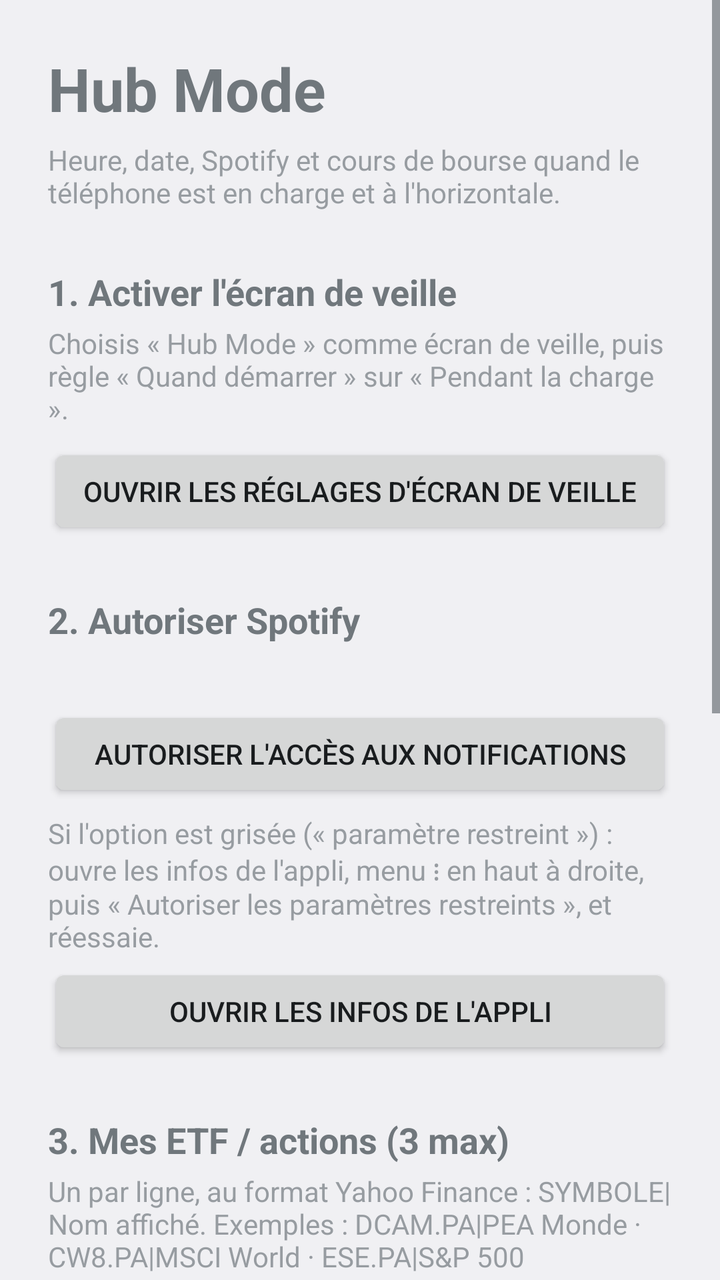
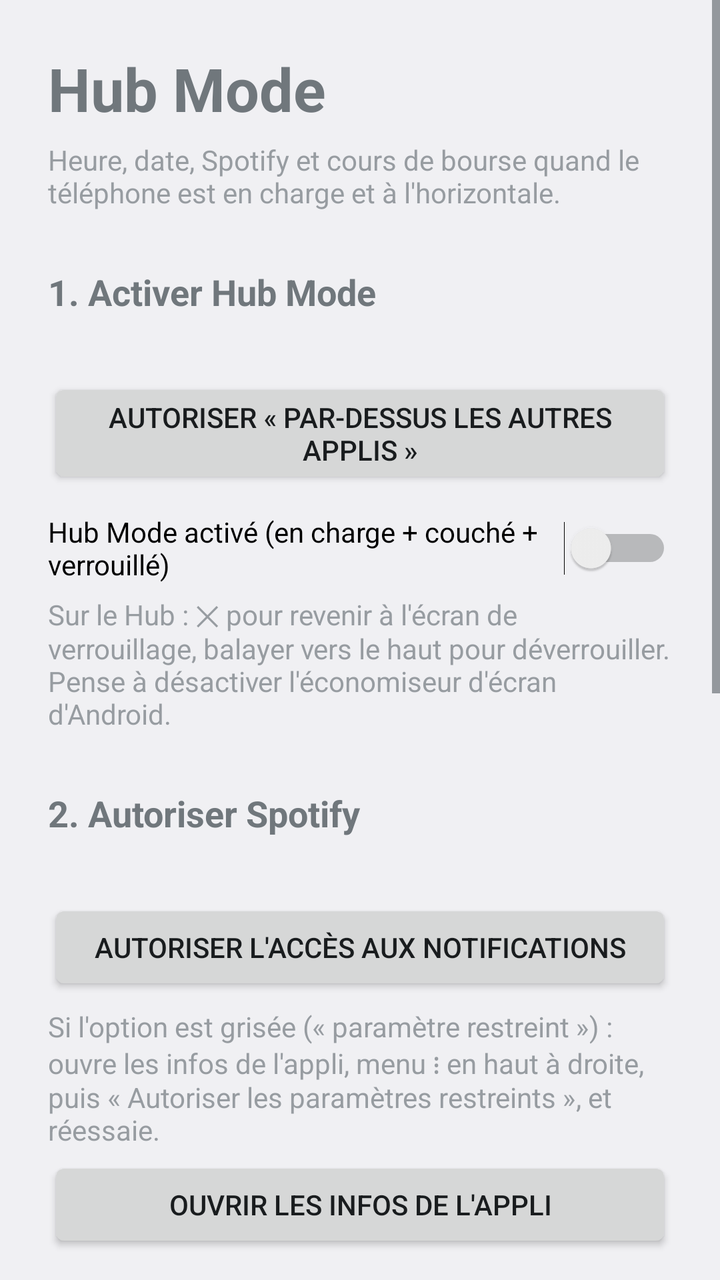

Before-and-after screenshots of an Android layout around one commit, followed by the original layout XML and the change that was made.
<!-- AndroidManifest.xml: application theme android:Theme.DeviceDefault.DayNight -->
<!-- res/layout/activity_main.xml -->
<?xml version="1.0" encoding="utf-8"?>
<ScrollView xmlns:android="http://schemas.android.com/apk/res/android"
    android:layout_width="match_parent"
    android:layout_height="match_parent"
    android:fitsSystemWindows="true">

    <LinearLayout
        android:layout_width="match_parent"
        android:layout_height="wrap_content"
        android:orientation="vertical"
        android:padding="24dp">

        <TextView
            android:layout_width="wrap_content"
            android:layout_height="wrap_content"
            android:text="Hub Mode"
            android:textSize="30sp"
            android:textStyle="bold" />

        <TextView
            android:layout_width="match_parent"
            android:layout_height="wrap_content"
            android:layout_marginTop="6dp"
            android:alpha="0.7"
            android:text="Heure, date, Spotify et cours de bourse quand le téléphone est en charge et à l'horizontale." />

        
        <TextView
            style="@style/Section"
            android:text="1. Activer l'écran de veille" />

        <TextView
            android:layout_width="match_parent"
            android:layout_height="wrap_content"
            android:alpha="0.7"
            android:text="Choisis « Hub Mode » comme écran de veille, puis règle « Quand démarrer » sur « Pendant la charge »." />

        <Button
            android:id="@+id/btn_dream"
            android:layout_width="match_parent"
            android:layout_height="wrap_content"
            android:layout_marginTop="8dp"
            android:text="Ouvrir les réglages d'écran de veille" />

        
        <TextView
            style="@style/Section"
            android:text="2. Autoriser Spotify" />

        <TextView
            android:id="@+id/media_status"
            android:layout_width="match_parent"
            android:layout_height="wrap_content" />

        <Button
            android:id="@+id/btn_access"
            android:layout_width="match_parent"
            android:layout_height="wrap_content"
            android:layout_marginTop="8dp"
            android:text="Autoriser l'accès aux notifications" />

        <TextView
            android:layout_width="match_parent"
            android:layout_height="wrap_content"
            android:layout_marginTop="6dp"
            android:alpha="0.7"
            android:text="Si l'option est grisée (« paramètre restreint ») : ouvre les infos de l'appli, menu ⋮ en haut à droite, puis « Autoriser les paramètres restreints », et réessaie." />

        <Button
            android:id="@+id/btn_appinfo"
            android:layout_width="match_parent"
            android:layout_height="wrap_content"
            android:layout_marginTop="4dp"
            android:text="Ouvrir les infos de l'appli" />

        
        <TextView
            style="@style/Section"
            android:text="3. Mes ETF / actions (3 max)" />

        <TextView
            android:layout_width="match_parent"
            android:layout_height="wrap_content"
            android:alpha="0.7"
            android:text="Un par ligne, au format Yahoo Finance : SYMBOLE|Nom affiché. Exemples : DCAM.PA|PEA Monde · CW8.PA|MSCI World · ESE.PA|S&amp;P 500" />

        <EditText
            android:id="@+id/tickers"
            android:layout_width="match_parent"
            android:layout_height="wrap_content"
            android:layout_marginTop="8dp"
            android:gravity="top"
            android:inputType="textMultiLine|textNoSuggestions|textCapCharacters"
            android:minLines="3" />

        
        <TextView
            style="@style/Section"
            android:text="4. Options" />

        <Switch
            android:id="@+id/landscape_only"
            android:layout_width="match_parent"
            android:layout_height="wrap_content"
            android:text="Seulement quand le téléphone est à l'horizontale (sinon l'écran s'éteint normalement)" />

        <Switch
            android:id="@+id/night_dim"
            android:layout_width="match_parent"
            android:layout_height="wrap_content"
            android:layout_marginTop="12dp"
            android:text="Atténuer l'affichage la nuit (22h – 7h)" />

        <Button
            android:id="@+id/btn_save"
            android:layout_width="match_parent"
            android:layout_height="wrap_content"
            android:layout_marginTop="20dp"
            android:text="Enregistrer" />

        <Button
            android:id="@+id/btn_preview"
            android:layout_width="match_parent"
            android:layout_height="wrap_content"
            android:layout_marginTop="4dp"
            android:text="Aperçu" />

        <TextView
            style="@style/Section"
            android:text="5. Journal de diagnostic" />

        <Button
            android:id="@+id/btn_clear"
            android:layout_width="match_parent"
            android:layout_height="wrap_content"
            android:text="Effacer le journal" />

        <TextView
            android:id="@+id/journal"
            android:layout_width="match_parent"
            android:layout_height="wrap_content"
            android:layout_marginTop="8dp"
            android:fontFamily="monospace"
            android:textIsSelectable="true"
            android:textSize="12sp" />
    </LinearLayout>
</ScrollView>
<!-- resources referenced by this layout -->
<resources>
  <style name="Section">
          <item name="android:layout_width">match_parent</item>
          <item name="android:layout_height">wrap_content</item>
          <item name="android:layout_marginTop">28dp</item>
          <item name="android:layout_marginBottom">4dp</item>
          <item name="android:textSize">18sp</item>
          <item name="android:textStyle">bold</item>
      </style>
</resources>

<!-- the commit's change to res/layout/activity_main.xml (unified diff, before → after) -->
@@ -27,20 +27,33 @@
         
         <TextView
             style="@style/Section"
-            android:text="1. Activer l'écran de veille" />
+            android:text="1. Activer Hub Mode" />
+
+        <TextView
+            android:id="@+id/overlay_status"
+            android:layout_width="match_parent"
+            android:layout_height="wrap_content" />
+
+        <Button
+            android:id="@+id/btn_overlay"
+            android:layout_width="match_parent"
+            android:layout_height="wrap_content"
+            android:layout_marginTop="8dp"
+            android:text="Autoriser « par-dessus les autres applis »" />
+
+        <Switch
+            android:id="@+id/service_on"
+            android:layout_width="match_parent"
+            android:layout_height="wrap_content"
+            android:layout_marginTop="12dp"
+            android:text="Hub Mode activé (en charge + couché + verrouillé)" />
 
         <TextView
             android:layout_width="match_parent"
             android:layout_height="wrap_content"
+            android:layout_marginTop="6dp"
             android:alpha="0.7"
-            android:text="Choisis « Hub Mode » comme écran de veille, puis règle « Quand démarrer » sur « Pendant la charge »." />
-
-        <Button
-            android:id="@+id/btn_dream"
-            android:layout_width="match_parent"
-            android:layout_height="wrap_content"
-            android:layout_marginTop="8dp"
-            android:text="Ouvrir les réglages d'écran de veille" />
+            android:text="Sur le Hub : ✕ pour revenir à l'écran de verrouillage, balayer vers le haut pour déverrouiller. Pense à désactiver l'économiseur d'écran d'Android." />
 
         
         <TextView
@@ -99,16 +112,9 @@
             android:text="4. Options" />
 
         <Switch
-            android:id="@+id/landscape_only"
-            android:layout_width="match_parent"
-            android:layout_height="wrap_content"
-            android:text="Seulement quand le téléphone est à l'horizontale (sinon l'écran s'éteint normalement)" />
-
-        <Switch
             android:id="@+id/night_dim"
             android:layout_width="match_parent"
             android:layout_height="wrap_content"
-            android:layout_marginTop="12dp"
             android:text="Atténuer l'affichage la nuit (22h – 7h)" />
 
         <Button
